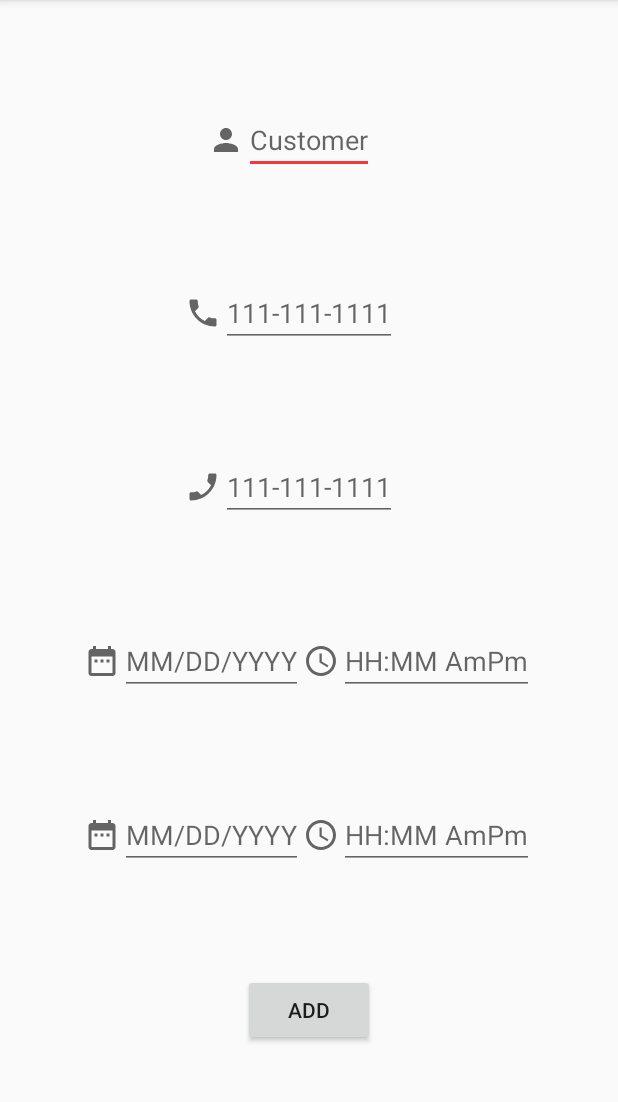
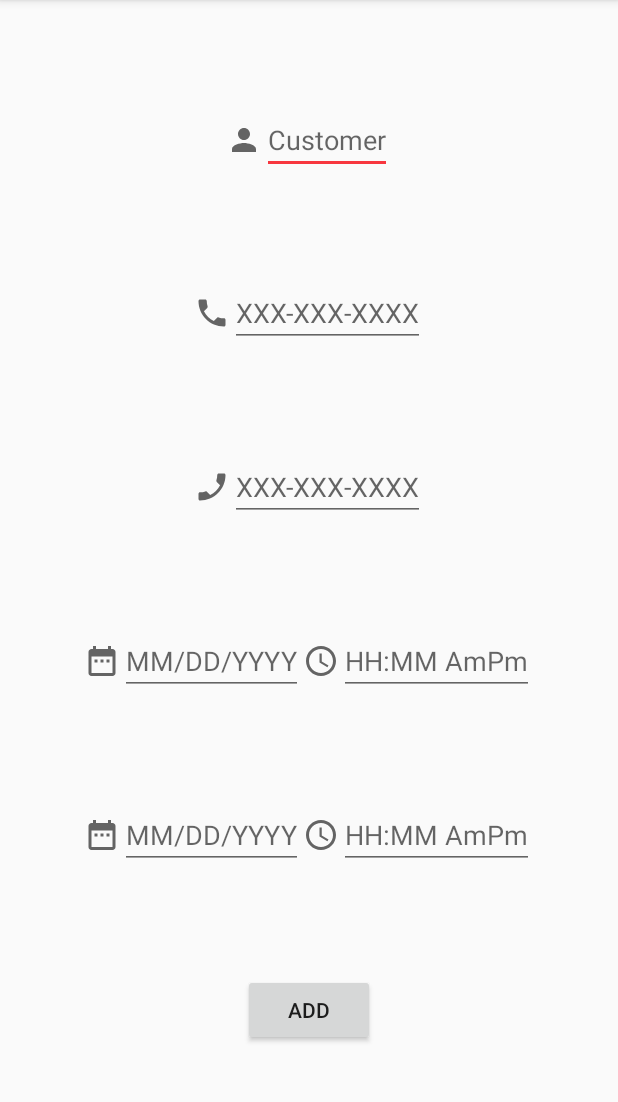
Before and after one commit to ronniesong0809/Phonebill-App, an Android app: the AddPhoneCall screen opened directly, with no data from a screen before it, on a phone screen of 412 x 824 dp, the part 84-1186 px from its top. Run offline under Robolectric (Android 15) with nearby library versions, the phone set to English and light mode, and no system bars; libraries missing offline, so code that uses them is left out: edu.pdx.cs410J.

Commit message:
style: add LinearLayout

```diff
--- a/phonebill-android/app/src/main/res/layout/activity_add_phone_call.xml
+++ b/phonebill-android/app/src/main/res/layout/activity_add_phone_call.xml
@@ -6,33 +6,74 @@
     android:layout_height="match_parent"
     tools:context=".AddPhoneCall">
 
+    <LinearLayout
+        android:id="@+id/customer_linear"
+        android:layout_width="wrap_content"
+        android:layout_height="wrap_content"
+        app:layout_constraintEnd_toEndOf="parent"
+        app:layout_constraintStart_toStartOf="parent"
+        app:layout_constraintTop_toTopOf="parent"
+        app:layout_constraintBottom_toTopOf="@+id/caller_linear">
+
+        <ImageView
+            android:id="@+id/customer_image"
+            android:layout_width="wrap_content"
+            android:layout_height="match_parent"
+            app:srcCompat="@drawable/baseline_person_24"
+            android:contentDescription="@string/customer_image" />
+
         <EditText
             android:id="@+id/customer"
             android:layout_width="wrap_content"
             android:layout_height="wrap_content"
             android:hint="@string/name_format"
-        android:inputType="text"
-        app:layout_constraintBottom_toTopOf="@+id/caller"
+            android:importantForAutofill="no"
+            android:inputType="text" />
+    </LinearLayout>
+
+    <LinearLayout
+        android:id="@+id/caller_linear"
+        android:layout_width="wrap_content"
+        android:layout_height="wrap_content"
+        app:layout_constraintBottom_toTopOf="@id/callee_linear"
         app:layout_constraintEnd_toEndOf="parent"
-        app:layout_constraintHorizontal_bias="0.5"
         app:layout_constraintStart_toStartOf="parent"
-        app:layout_constraintTop_toTopOf="parent"
-        android:importantForAutofill="no" />
+        app:layout_constraintTop_toBottomOf="@+id/customer_linear">
+
+        <ImageView
+            android:id="@+id/caller_image"
+            android:layout_width="wrap_content"
+            android:layout_height="match_parent"
+            android:src="@drawable/baseline_phone_24"
+            android:contentDescription="@string/caller_image" />
 
         <EditText
             android:id="@+id/caller"
             android:layout_width="wrap_content"
             android:layout_height="wrap_content"
             android:hint="@string/number_format"
+            android:importantForAutofill="no"
             android:inputType="phone"
             android:lines="1"
-        android:maxLength="12"
-        app:layout_constraintBottom_toTopOf="@+id/callee"
+            android:maxLength="12" />
+    </LinearLayout>
+
+
+    <LinearLayout
+        android:id="@+id/callee_linear"
+        android:layout_height="wrap_content"
+        android:layout_width="wrap_content"
+        app:layout_constraintBottom_toTopOf="@+id/start_linear"
         app:layout_constraintEnd_toEndOf="parent"
-        app:layout_constraintHorizontal_bias="0.5"
         app:layout_constraintStart_toStartOf="parent"
-        app:layout_constraintTop_toBottomOf="@+id/customer"
-        android:importantForAutofill="no" />
+        app:layout_constraintTop_toBottomOf="@+id/caller_linear">
+
+        <ImageView
+            android:id="@+id/callee_image"
+            android:layout_width="wrap_content"
+            android:layout_height="match_parent"
+            app:srcCompat="@drawable/baseline_phone_enabled_24"
+            android:contentDescription="@string/callee_image" />
 
         <EditText
             android:id="@+id/callee"
@@ -42,12 +83,8 @@
             android:inputType="phone"
             android:lines="1"
             android:maxLength="12"
-        app:layout_constraintBottom_toTopOf="@+id/start_linear"
-        app:layout_constraintEnd_toEndOf="parent"
-        app:layout_constraintHorizontal_bias="0.5"
-        app:layout_constraintStart_toStartOf="parent"
-        app:layout_constraintTop_toBottomOf="@+id/caller"
             android:importantForAutofill="no" />
+    </LinearLayout>
 
     <LinearLayout
         android:id="@+id/start_linear"
@@ -56,8 +93,7 @@
         app:layout_constraintBottom_toTopOf="@+id/end_linear"
         app:layout_constraintEnd_toEndOf="parent"
         app:layout_constraintStart_toStartOf="parent"
-        app:layout_constraintTop_toBottomOf="@+id/callee"
-        tools:ignore="MissingConstraints">
+        app:layout_constraintTop_toBottomOf="@+id/callee_linear">
 
         <ImageView
             android:id="@+id/date_range_image"
@@ -102,8 +138,7 @@
         app:layout_constraintBottom_toTopOf="@+id/add_phone_call_button"
         app:layout_constraintEnd_toEndOf="parent"
         app:layout_constraintStart_toStartOf="parent"
-        app:layout_constraintTop_toBottomOf="@+id/start_linear"
-        tools:ignore="MissingConstraints">
+        app:layout_constraintTop_toBottomOf="@+id/start_linear">
 
         <ImageView
             android:id="@+id/date_range_image2"
@@ -150,31 +185,4 @@
         app:layout_constraintEnd_toEndOf="parent"
         app:layout_constraintStart_toStartOf="parent" />
 
-    <ImageView
-        android:id="@+id/imageView9"
-        android:layout_width="wrap_content"
-        android:layout_height="wrap_content"
-        app:layout_constraintBottom_toBottomOf="@+id/caller"
-        app:layout_constraintEnd_toStartOf="@+id/caller"
-        app:layout_constraintTop_toTopOf="@+id/caller"
-        app:srcCompat="@drawable/baseline_phone_24" />
-
-    <ImageView
-        android:id="@+id/imageView10"
-        android:layout_width="wrap_content"
-        android:layout_height="wrap_content"
-        app:layout_constraintBottom_toBottomOf="@+id/callee"
-        app:layout_constraintEnd_toStartOf="@+id/callee"
-        app:layout_constraintTop_toTopOf="@+id/callee"
-        app:srcCompat="@drawable/baseline_phone_enabled_24" />
-
-    <ImageView
-        android:id="@+id/imageView11"
-        android:layout_width="wrap_content"
-        android:layout_height="wrap_content"
-        app:layout_constraintBottom_toBottomOf="@+id/customer"
-        app:layout_constraintEnd_toStartOf="@+id/customer"
-        app:layout_constraintTop_toTopOf="@+id/customer"
-        app:srcCompat="@drawable/baseline_person_24" />
-
 </androidx.constraintlayout.widget.ConstraintLayout>
--- a/phonebill-android/app/src/main/res/values/strings.xml
+++ b/phonebill-android/app/src/main/res/values/strings.xml
@@ -2,9 +2,12 @@
     <string name="app_name">Phone Bill</string>
     <string name="date_format">MM/DD/YYYY</string>
     <string name="time_format">HH:MM AmPm</string>
-    <string name="number_format">111-111-1111</string>
+    <string name="number_format">XXX-XXX-XXXX</string>
     <string name="name_format">Customer</string>
     <string name="date_range_image">date range image</string>
     <string name="time_range_image">time range image</string>
     <string name="add">Add</string>
+    <string name="customer_image">customer image</string>
+    <string name="caller_image">caller image</string>
+    <string name="callee_image">callee image</string>
 </resources>
```
Lines whose indentation alone changed are shown as unchanged.
